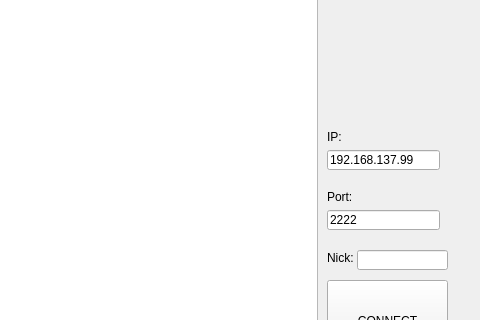
Above: qtclient/client.ui from maciejjo/poorIRC before the change; both pictures show x 303 to 783 and y 90 to 410 of the 783 by 533 pixel window. Below: the same form after it.
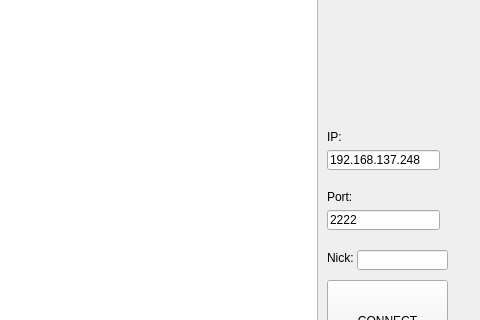
That is the form after the change.

The edit to the form file:
```diff
--- a/qtclient/client.ui
+++ b/qtclient/client.ui
@@ -127,7 +127,7 @@
      <enum>Qt::WheelFocus</enum>
     </property>
     <property name="text">
-     <string>192.168.137.99</string>
+     <string>192.168.137.248</string>
     </property>
    </widget>
    <widget class="QLabel" name="ipLabel">
```
